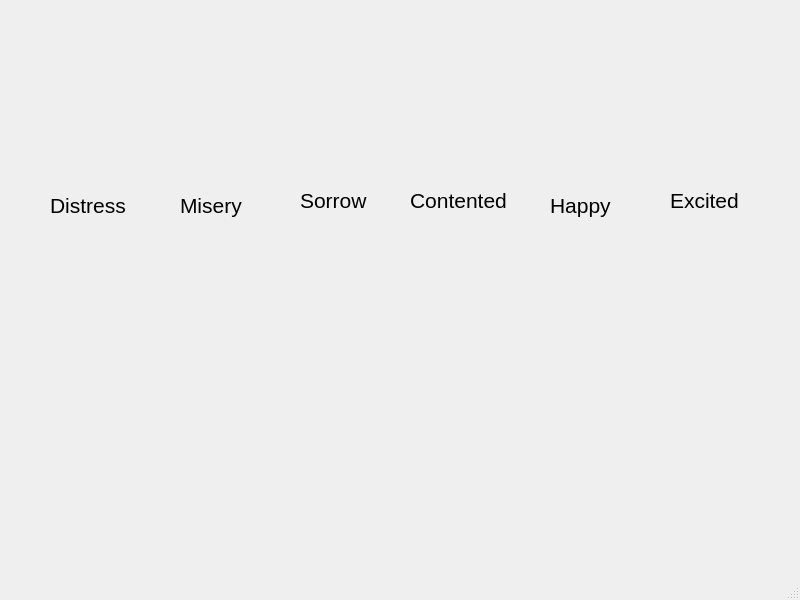
Old version of the form stage2.ui in the repository Mistuk2000/Final-year-project.
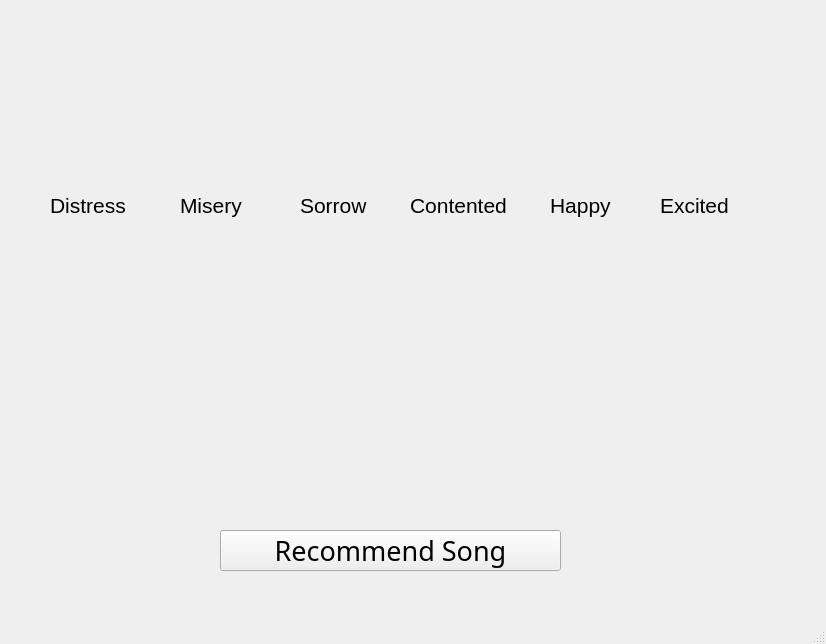
New version of the form. Icons and pictures are not drawn.

```diff
--- a/stage2.ui
+++ b/stage2.ui
@@ -6,8 +6,8 @@
    <rect>
     <x>0</x>
     <y>0</y>
-    <width>800</width>
-    <height>600</height>
+    <width>826</width>
+    <height>644</height>
    </rect>
   </property>
   <property name="windowTitle">
@@ -170,10 +170,10 @@
    <widget class="QLabel" name="label_5">
     <property name="geometry">
      <rect>
-      <x>670</x>
-      <y>180</y>
-      <width>71</width>
-      <height>41</height>
+      <x>660</x>
+      <y>190</y>
+      <width>81</width>
+      <height>31</height>
      </rect>
     </property>
     <property name="font">
@@ -207,9 +207,9 @@
     <property name="geometry">
      <rect>
       <x>410</x>
-      <y>170</y>
+      <y>180</y>
       <width>101</width>
-      <height>61</height>
+      <height>51</height>
      </rect>
     </property>
     <property name="font">
@@ -226,8 +226,8 @@
      <rect>
       <x>300</x>
       <y>190</y>
-      <width>71</width>
-      <height>20</height>
+      <width>81</width>
+      <height>31</height>
      </rect>
     </property>
     <property name="font">
@@ -279,7 +279,7 @@
     <property name="geometry">
      <rect>
       <x>250</x>
-      <y>400</y>
+      <y>380</y>
       <width>291</width>
       <height>101</height>
      </rect>
@@ -293,6 +293,25 @@
      <string/>
     </property>
    </widget>
+   <widget class="QPushButton" name="recommend_button">
+    <property name="geometry">
+     <rect>
+      <x>220</x>
+      <y>530</y>
+      <width>341</width>
+      <height>41</height>
+     </rect>
+    </property>
+    <property name="font">
+     <font>
+      <family>Ravie</family>
+      <pointsize>20</pointsize>
+     </font>
+    </property>
+    <property name="text">
+     <string>Recommend Song</string>
+    </property>
+   </widget>
   </widget>
   <widget class="QMenuBar" name="menubar">
    <property name="geometry">
```
Left out of the diff: 2 changed lines with no effect on the pictures.
